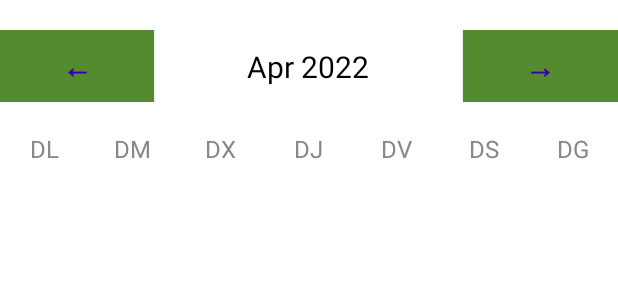
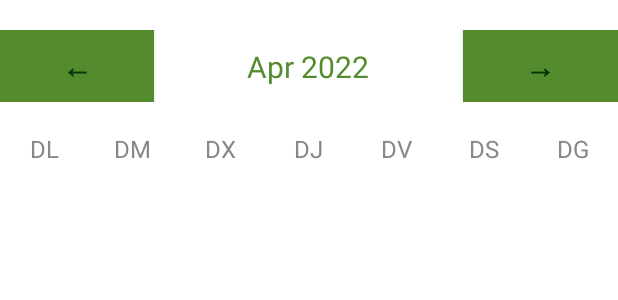
Before and after one commit to danielaocampo2/ZeitPlan_proyect, an Android app: the layout activity_calendar.xml on its own in the app's theme, with its tools: preview values and no code run, on a phone screen of 412 x 824 dp. Shown: the top 300 px of the screen. Run offline under Robolectric (Android 15) with nearby library versions, the phone set to English and light mode, and no system bars.

Commit message:
Arreglado - No se podia abrir 'activity_calendar'

```diff
--- a/app/src/main/java/com/example/zeitplan_proyect/calendarActivity.java
+++ b/app/src/main/java/com/example/zeitplan_proyect/calendarActivity.java
@@ -28,6 +28,7 @@ public class calendarActivity extends AppCompatActivity implements CalendarAdapt
         super.onCreate(savedInstanceState);
         setContentView(R.layout.activity_calendar);
         initWidgets();
+        selectedDate = LocalDate.now();
         setMonthView();
     }
 
--- a/app/src/main/res/layout/activity_calendar.xml
+++ b/app/src/main/res/layout/activity_calendar.xml
@@ -20,7 +20,7 @@
             android:layout_height="wrap_content"
             android:layout_weight="1"
             android:text="←"
-            android:textColor="@color/purple_700"
+            android:textColor="@color/darkGreen"
             android:background="@color/white"
             android:textStyle="bold"
             android:onClick="prevMonthAction"
@@ -33,13 +33,13 @@
             android:text="Apr 2022"
             android:textSize="20dp"
             android:textAlignment="center"
-            android:textColor="@color/black" />
+            android:textColor="@color/colorLogo" />
         <Button
             android:layout_width="0dp"
             android:layout_height="wrap_content"
             android:layout_weight="1"
             android:text="→"
-            android:textColor="@color/purple_700"
+            android:textColor="@color/darkGreen"
             android:background="@color/white"
             android:textStyle="bold"
             android:onClick="nextMonthAction"
--- a/app/src/main/res/layout/casella_calendari.xml
+++ b/app/src/main/res/layout/casella_calendari.xml
@@ -9,7 +9,7 @@
         android:layout_height="wrap_content"
         android:id="@+id/cellDayText"
         android:text="1"
-        android:textSize="100sp"
+        android:textSize="20sp"
         android:textColor="@color/black"
         app:layout_constraintBottom_toBottomOf="parent"
         app:layout_constraintTop_toTopOf="parent"
--- a/app/src/main/res/values/colors.xml
+++ b/app/src/main/res/values/colors.xml
@@ -9,5 +9,6 @@
     <color name="white">#FFFFFFFF</color>
     <color name="verde">#388E3C</color>
     <color name="colorLogo">#558b2f</color>
+    <color name="darkGreen">#003A07</color>
     <color name="gray"> #888 </color>
 </resources>
```
Also changed, not shown: app/src/main/AndroidManifest.xml (+10 -8 lines).
